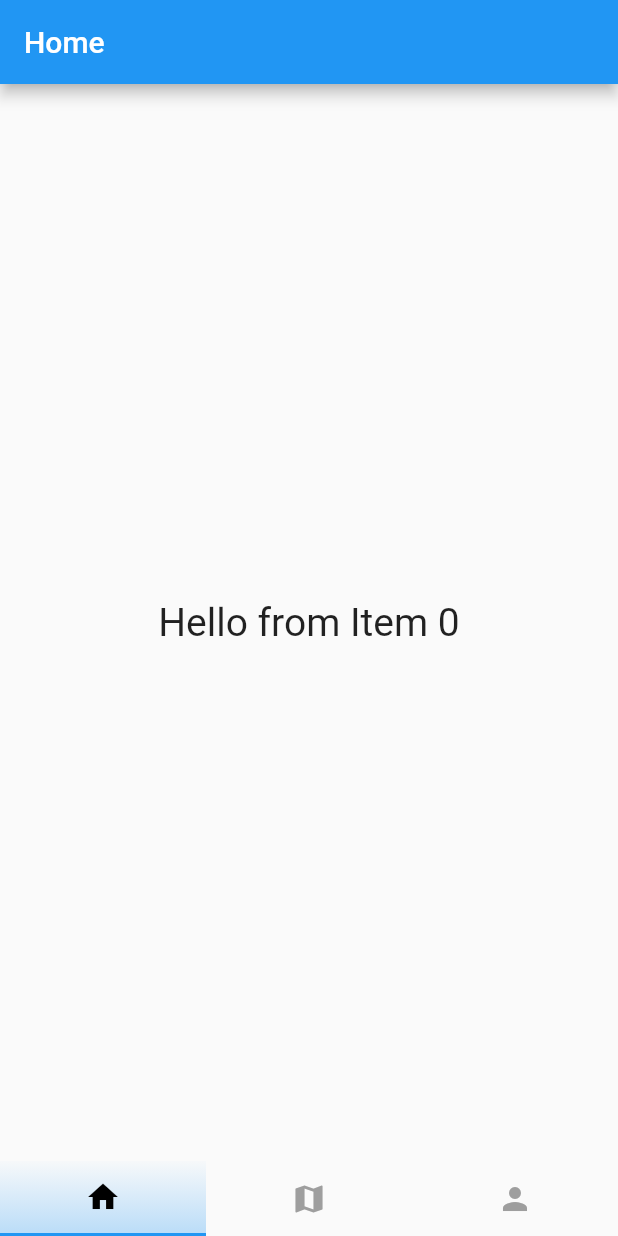
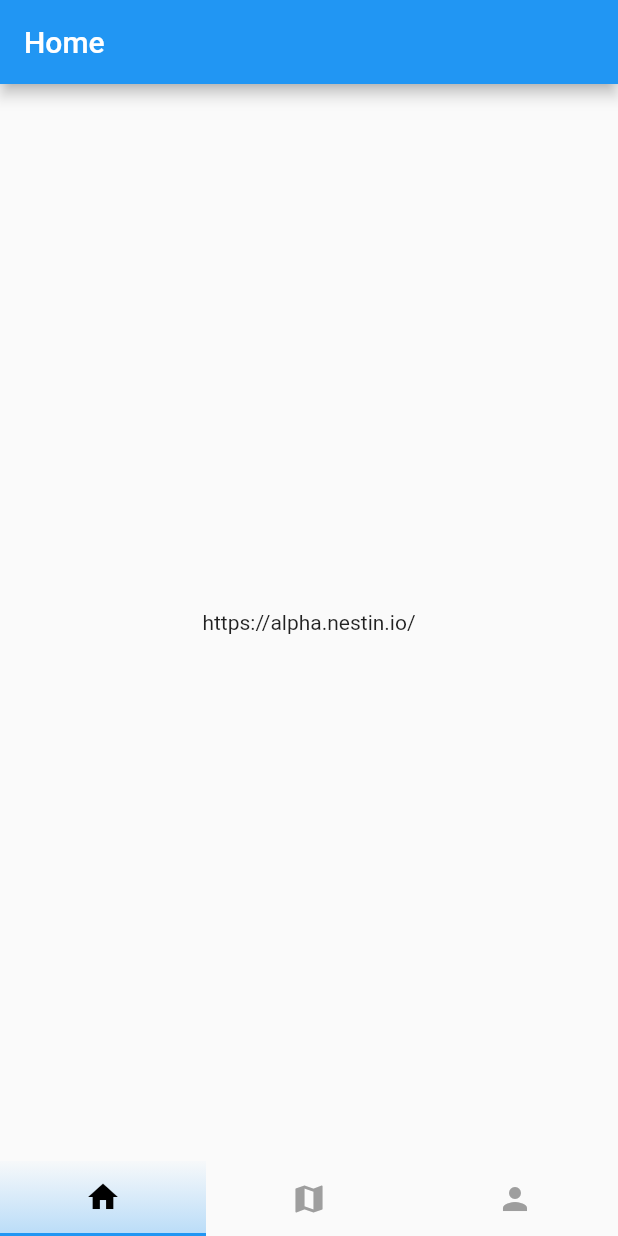
Before and after one commit to subodhk01/nestin-app, a Flutter app: the screen it shows after launch, item 2 of the bottom bar chosen, after a tap on the "home" icon, on a phone screen of 412 x 824 dp. Run offline on Flutter 3.47's test engine with Material 2 defaults, Android fonts, the phone set to English and light mode, and no system bars.

```diff
--- a/lib/main.dart
+++ b/lib/main.dart
@@ -21,6 +21,7 @@ class HomePage extends StatefulWidget {
 
 class _HomePageState extends State<HomePage> {
   int _selectedItem = 0;
+  var url = "https://alpha.nestin.io/";
 
   @override
   Widget build(BuildContext context) {
@@ -34,6 +35,15 @@ class _HomePageState extends State<HomePage> {
         onChange: (val) {
           setState(() {
             _selectedItem = val;
+            switch (_selectedItem) {
+              case 0:
+                url = "https://alpha.nestin.io/";
+                break;
+              case 1:
+                url = "https://alpha.nestin.io/listings/";
+                break;
+              default:
+            }
           });
         },
         defaultSelectedIndex: 1,
@@ -42,10 +52,7 @@ class _HomePageState extends State<HomePage> {
         title: Text("Home"),
       ),
       body: Center(
-        child: Text(
-          "Hello from Item $_selectedItem",
-          style: TextStyle(fontSize: 26),
-        ),
+        child: Text(url),
       ),
     );
   }
```
